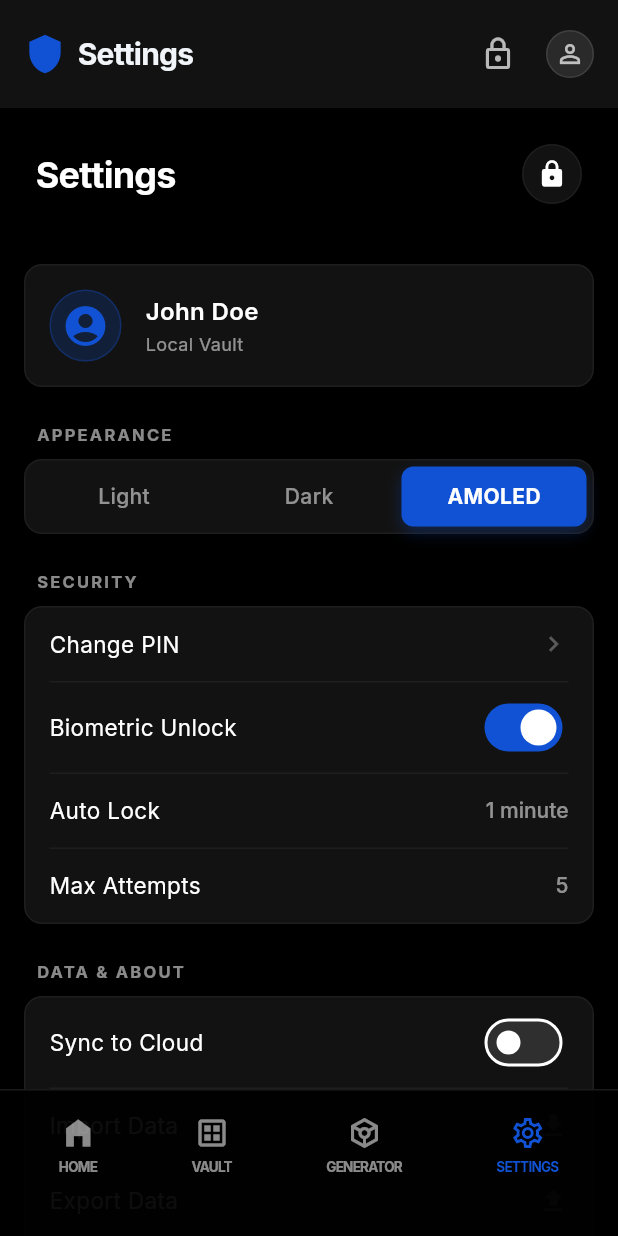
After one commit to Shivamingale3/silo-vault, a Flutter app: the SettingsScreen screen opened by its route, on a phone screen of 412 x 824 dp. The commit adds this screen. Run offline on Flutter 3.47's test engine with Material 3 defaults, Android fonts, the phone set to English and light mode, and no system bars; our stand-ins replace device_info_plus, flutter_riverpod, flutter_secure_storage, go_router, google_fonts, isar_community and 1 more; missing offline and left inert: app_settings, bcrypt, encrypt; accounts and stored records are empty.

Commit message:
feat: add settings screen with appearance, security, and data management options, and register its route

```diff
--- a/lib/core/routing/app_router.dart
+++ b/lib/core/routing/app_router.dart
@@ -15,6 +15,7 @@ import 'package:notes_vault/features/screens/add_password_screen.dart';
 import 'package:notes_vault/features/screens/edit_note_screen.dart';
 import 'package:notes_vault/features/screens/edit_password_screen.dart';
 import 'package:notes_vault/features/screens/password_generator_screen.dart';
+import 'package:notes_vault/features/screens/settings_screen.dart';
 import 'package:notes_vault/features/models/vault_item.dart';
 
 final _rootNavigatorKey = GlobalKey<NavigatorState>();
@@ -97,8 +98,7 @@ final appRouter = GoRouter(
           routes: [
             GoRoute(
               path: '/settings',
-              builder: (context, state) =>
-                  const Scaffold(body: Center(child: Text('Settings'))),
+              builder: (context, state) => const SettingsScreen(),
             ),
           ],
         ),
--- /dev/null
+++ b/lib/features/screens/settings_screen.dart
@@ -0,0 +1,416 @@
+import 'package:flutter/material.dart';
+
+class SettingsScreen extends StatefulWidget {
+  const SettingsScreen({super.key});
+
+  @override
+  State<SettingsScreen> createState() => _SettingsScreenState();
+}
+
+class _SettingsScreenState extends State<SettingsScreen> {
+  String _activeAppearance = 'AMOLED';
+  bool _biometricUnlock = true;
+  bool _syncToCloud = false;
+
+  @override
+  Widget build(BuildContext context) {
+    final primaryColor = const Color(0xFF1152d4);
+
+    return Scaffold(
+      backgroundColor: Colors.black,
+      body: SafeArea(
+        bottom: false,
+        child: Column(
+          children: [
+            _buildHeader(),
+            Expanded(
+              child: SingleChildScrollView(
+                padding: const EdgeInsets.only(
+                  left: 16,
+                  right: 16,
+                  top: 24,
+                  bottom: 120,
+                ),
+                child: Column(
+                  crossAxisAlignment: CrossAxisAlignment.stretch,
+                  children: [
+                    _buildProfileSection(primaryColor),
+                    const SizedBox(height: 24),
+                    _buildAppearanceSection(primaryColor),
+                    const SizedBox(height: 24),
+                    _buildSecuritySection(primaryColor),
+                    const SizedBox(height: 24),
+                    _buildDataAndAboutSection(primaryColor),
+                  ],
+                ),
+              ),
+            ),
+          ],
+        ),
+      ),
+    );
+  }
+
+  Widget _buildHeader() {
+    return Padding(
+      padding: const EdgeInsets.fromLTRB(24, 24, 24, 16),
+      child: Row(
+        mainAxisAlignment: MainAxisAlignment.spaceBetween,
+        children: [
+          const Text(
+            'Settings',
+            style: TextStyle(
+              fontSize: 24,
+              fontWeight: FontWeight.bold,
+              color: Colors.white,
+              letterSpacing: -0.5,
+            ),
+          ),
+          Container(
+            width: 40,
+            height: 40,
+            decoration: BoxDecoration(
+              color: const Color(0xFF121212),
+              shape: BoxShape.circle,
+              border: Border.all(color: Colors.white.withValues(alpha: 0.05)),
+            ),
+            child: IconButton(
+              icon: const Icon(Icons.lock, color: Colors.white, size: 20),
+              onPressed: () {},
+              splashRadius: 20,
+            ),
+          ),
+        ],
+      ),
+    );
+  }
+
+  Widget _buildProfileSection(Color primaryColor) {
+    return Container(
+      decoration: BoxDecoration(
+        color: const Color(0xFF121212),
+        borderRadius: BorderRadius.circular(12),
+        border: Border.all(color: Colors.white.withValues(alpha: 0.05)),
+      ),
+      padding: const EdgeInsets.all(16),
+      child: Row(
+        children: [
+          Container(
+            width: 48,
+            height: 48,
+            decoration: BoxDecoration(
+              color: primaryColor.withValues(alpha: 0.2),
+              shape: BoxShape.circle,
+              border: Border.all(color: primaryColor.withValues(alpha: 0.3)),
+            ),
+            child: Center(
+              child: Icon(Icons.account_circle, color: primaryColor, size: 32),
+            ),
+          ),
+          const SizedBox(width: 16),
+          const Column(
+            crossAxisAlignment: CrossAxisAlignment.start,
+            children: [
+              Text(
+                'John Doe',
+                style: TextStyle(
+                  fontSize: 16,
+                  fontWeight: FontWeight.w600,
+                  color: Colors.white,
+                ),
+              ),
+              SizedBox(height: 2),
+              Text(
+                'Local Vault',
+                style: TextStyle(fontSize: 12, color: Colors.white54),
+              ),
+            ],
+          ),
+        ],
+      ),
+    );
+  }
+
+  Widget _buildAppearanceSection(Color primaryColor) {
+    return Column(
+      crossAxisAlignment: CrossAxisAlignment.start,
+      children: [
+        const Padding(
+          padding: EdgeInsets.only(left: 8, bottom: 8),
+          child: Text(
+            'APPEARANCE',
+            style: TextStyle(
+              fontSize: 11,
+              fontWeight: FontWeight.bold,
+              letterSpacing: 1.5,
+              color: Colors.white54,
+            ),
+          ),
+        ),
+        Container(
+          decoration: BoxDecoration(
+            color: const Color(0xFF121212),
+            borderRadius: BorderRadius.circular(12),
+            border: Border.all(color: Colors.white.withValues(alpha: 0.05)),
+          ),
+          padding: const EdgeInsets.all(4),
+          child: Row(
+            children: [
+              _buildAppearanceButton('Light', primaryColor),
+              _buildAppearanceButton('Dark', primaryColor),
+              _buildAppearanceButton('AMOLED', primaryColor),
+            ],
+          ),
+        ),
+      ],
+    );
+  }
+
+  Widget _buildAppearanceButton(String label, Color primaryColor) {
+    final isActive = _activeAppearance == label;
+    return Expanded(
+      child: GestureDetector(
+        onTap: () {
+          setState(() {
+            _activeAppearance = label;
+          });
+        },
+        child: Container(
+          padding: const EdgeInsets.symmetric(vertical: 10),
+          decoration: BoxDecoration(
+            color: isActive ? primaryColor : Colors.transparent,
+            borderRadius: BorderRadius.circular(8),
+            boxShadow: isActive
+                ? [
+                    BoxShadow(
+                      color: primaryColor.withValues(alpha: 0.3),
+                      blurRadius: 8,
+                      offset: const Offset(0, 4),
+                    ),
+                  ]
+                : [],
+          ),
+          alignment: Alignment.center,
+          child: Text(
+            label,
+            style: TextStyle(
+              fontSize: 14,
+              fontWeight: isActive ? FontWeight.bold : FontWeight.w500,
+              color: isActive ? Colors.white : Colors.white54,
+            ),
+          ),
+        ),
+      ),
+    );
+  }
+
+  Widget _buildSecuritySection(Color primaryColor) {
+    return Column(
+      crossAxisAlignment: CrossAxisAlignment.start,
+      children: [
+        const Padding(
+          padding: EdgeInsets.only(left: 8, bottom: 8),
+          child: Text(
+            'SECURITY',
+            style: TextStyle(
+              fontSize: 11,
+              fontWeight: FontWeight.bold,
+              letterSpacing: 1.5,
+              color: Colors.white54,
+            ),
+          ),
+        ),
+        Container(
+          decoration: BoxDecoration(
+            color: const Color(0xFF121212),
+            borderRadius: BorderRadius.circular(12),
+            border: Border.all(color: Colors.white.withValues(alpha: 0.05)),
+          ),
+          child: Column(
+            children: [
+              _buildSettingsActionItem(
+                'Change PIN',
+                trailing: const Icon(
+                  Icons.chevron_right,
+                  color: Colors.white30,
+                  size: 20,
+                ),
+              ),
+              _buildDivider(),
+              _buildSettingsToggleItem(
+                'Biometric Unlock',
+                _biometricUnlock,
+                (val) => setState(() => _biometricUnlock = val),
+                primaryColor,
+              ),
+              _buildDivider(),
+              _buildSettingsLabelItem('Auto Lock', '1 minute'),
+              _buildDivider(),
+              _buildSettingsLabelItem('Max Attempts', '5', isLast: true),
+            ],
+          ),
+        ),
+      ],
+    );
+  }
+
+  Widget _buildDataAndAboutSection(Color primaryColor) {
+    return Column(
+      crossAxisAlignment: CrossAxisAlignment.start,
+      children: [
+        const Padding(
+          padding: EdgeInsets.only(left: 8, bottom: 8),
+          child: Text(
+            'DATA & ABOUT',
+            style: TextStyle(
+              fontSize: 11,
+              fontWeight: FontWeight.bold,
+              letterSpacing: 1.5,
+              color: Colors.white54,
+            ),
+          ),
+        ),
+        Container(
+          decoration: BoxDecoration(
+            color: const Color(0xFF121212),
+            borderRadius: BorderRadius.circular(12),
+            border: Border.all(color: Colors.white.withValues(alpha: 0.05)),
+          ),
+          child: Column(
+            children: [
+              _buildSettingsToggleItem(
+                'Sync to Cloud',
+                _syncToCloud,
+                (val) => setState(() => _syncToCloud = val),
+                primaryColor,
+              ),
+              _buildDivider(),
+              _buildSettingsActionItem(
+                'Import Data',
+                trailing: const Icon(
+                  Icons.download,
+                  color: Colors.white30,
+                  size: 20,
+                ),
+              ),
+              _buildDivider(),
+              _buildSettingsActionItem(
+                'Export Data',
+                trailing: const Icon(
+                  Icons.upload,
+                  color: Colors.white30,
+                  size: 20,
+                ),
+              ),
+              _buildDivider(),
+              _buildSettingsLabelItem(
+                'Backup Reminder',
+                'Monthly',
+                valueColor: primaryColor,
+              ),
+              _buildDivider(),
+              _buildSettingsLabelItem(
+                'Version',
+                '1.2.0',
+                isMonospace: true,
+                isLast: true,
+              ),
+            ],
+          ),
+        ),
+      ],
+    );
+  }
+
+  Widget _buildSettingsActionItem(String label, {required Widget trailing}) {
+    return InkWell(
+      onTap: () {},
+      child: Padding(
+        padding: const EdgeInsets.symmetric(horizontal: 16, vertical: 14),
+        child: Row(
+          mainAxisAlignment: MainAxisAlignment.spaceBetween,
+          children: [
+            Text(
+              label,
+              style: const TextStyle(fontSize: 15, color: Colors.white),
+            ),
+            trailing,
+          ],
+        ),
+      ),
+    );
+  }
+
+  Widget _buildSettingsToggleItem(
+    String label,
+    bool value,
+    ValueChanged<bool> onChanged,
+    Color activeColor,
+  ) {
+    return Padding(
+      padding: const EdgeInsets.symmetric(horizontal: 16, vertical: 10),
+      child: Row(
+        mainAxisAlignment: MainAxisAlignment.spaceBetween,
+        children: [
+          Text(
+            label,
+            style: const TextStyle(fontSize: 15, color: Colors.white),
+          ),
+          Switch(
+            value: value,
+            onChanged: onChanged,
+            activeThumbColor: Colors.white,
+            activeTrackColor: activeColor,
+            inactiveThumbColor: Colors.white,
+            inactiveTrackColor: Colors.white12,
+            materialTapTargetSize: MaterialTapTargetSize.shrinkWrap,
+          ),
+        ],
+      ),
+    );
+  }
+
+  Widget _buildSettingsLabelItem(
+    String label,
+    String value, {
+    Color? valueColor,
+    bool isMonospace = false,
+    bool isLast = false,
+  }) {
+    return Padding(
+      padding: EdgeInsets.only(
+        left: 16,
+        right: 16,
+        top: 14,
+        bottom: isLast ? 14 : 14,
+      ),
+      child: Row(
+        mainAxisAlignment: MainAxisAlignment.spaceBetween,
+        children: [
+          Text(
+            label,
+            style: const TextStyle(fontSize: 15, color: Colors.white),
+          ),
+          Text(
+            value,
+            style: TextStyle(
+              fontSize: 14,
+              fontFamily: isMonospace ? 'monospace' : null,
+              fontWeight: isMonospace ? FontWeight.bold : FontWeight.w500,
+              color: valueColor ?? Colors.white54,
+              letterSpacing: isMonospace ? -0.5 : 0,
+            ),
+          ),
+        ],
+      ),
+    );
+  }
+
+  Widget _buildDivider() {
+    return Container(
+      height: 1,
+      color: Colors.white.withValues(alpha: 0.05),
+      margin: const EdgeInsets.symmetric(horizontal: 16),
+    );
+  }
+}
```
